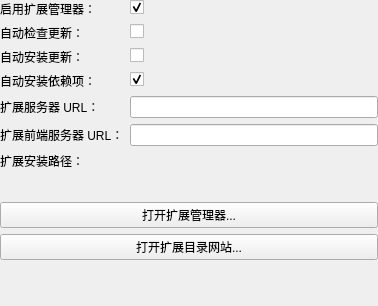
The window that miniSlicer/Slicer/Base/QTGUI/Resources/UI/qSlicerSettingsExtensionsPanel.ui (jiaqiwang969/Slicer) describes before a commit, drawn with Qt 5.
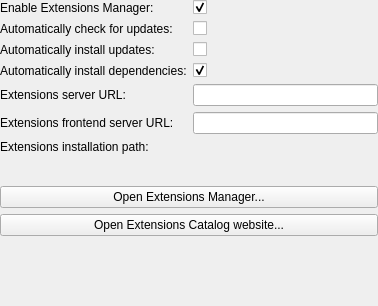
The same window after the commit. Icons and pictures are not drawn. Custom widgets are drawn as their Qt base class.

What changed in the file:
```diff
--- a/miniSlicer/Slicer/Base/QTGUI/Resources/UI/qSlicerSettingsExtensionsPanel.ui
+++ b/miniSlicer/Slicer/Base/QTGUI/Resources/UI/qSlicerSettingsExtensionsPanel.ui
@@ -33,7 +33,7 @@
      <item row="0" column="0">
       <widget class="QLabel" name="ExtensionsManagerEnabledLabel">
        <property name="text">
-        <string>启用扩展管理器：</string>
+        <string>Enable Extensions Manager:</string>
        </property>
       </widget>
      </item>
@@ -53,7 +53,7 @@
      <item row="1" column="0">
       <widget class="QLabel" name="AutoUpdateCheckLabel">
        <property name="text">
-        <string>自动检查更新：</string>
+        <string>Automatically check for updates:</string>
        </property>
       </widget>
      </item>
@@ -73,7 +73,7 @@
      <item row="2" column="0">
       <widget class="QLabel" name="AutoUpdateInstallLabel">
        <property name="text">
-        <string>自动安装更新：</string>
+        <string>Automatically install updates:</string>
        </property>
       </widget>
      </item>
@@ -93,7 +93,7 @@
      <item row="4" column="0">
       <widget class="QLabel" name="ExtensionsServerUrlLabel">
        <property name="text">
-        <string>扩展服务器 URL：</string>
+        <string>Extensions server URL:</string>
        </property>
       </widget>
      </item>
@@ -103,7 +103,7 @@
      <item row="5" column="0">
       <widget class="QLabel" name="ExtensionsFrontendServerUrlLabel">
        <property name="text">
-        <string>扩展前端服务器 URL：</string>
+        <string>Extensions frontend server URL:</string>
        </property>
       </widget>
      </item>
@@ -113,7 +113,7 @@
      <item row="6" column="0">
       <widget class="QLabel" name="ExtensionsInstallPathLabel">
        <property name="text">
-        <string>扩展安装路径：</string>
+        <string>Extensions installation path:</string>
        </property>
       </widget>
      </item>
@@ -139,7 +139,7 @@
      <item row="8" column="0" colspan="2">
       <widget class="QPushButton" name="OpenExtensionsManagerPushButton">
        <property name="text">
-        <string>打开扩展管理器...</string>
+        <string>Open Extensions Manager...</string>
        </property>
        <property name="icon">
         <iconset resource="../qSlicerBaseQTGUI.qrc">
@@ -150,7 +150,7 @@
      <item row="9" column="0" colspan="2">
       <widget class="QPushButton" name="OpenExtensionsCatalogWebsitePushButton">
        <property name="text">
-        <string>打开扩展目录网站...</string>
+        <string>Open Extensions Catalog website...</string>
        </property>
        <property name="toolTip">
         <string>在默认网页浏览器中打开扩展目录网站。用于下载离线使用的扩展包。</string>
@@ -160,7 +160,7 @@
      <item row="3" column="0">
       <widget class="QLabel" name="AutoUpdateInstallLabel_2">
        <property name="text">
-        <string>自动安装依赖项：</string>
+        <string>Automatically install dependencies:</string>
        </property>
       </widget>
      </item>
```
Left out of the diff: 31 changed lines with no effect on the pictures.
